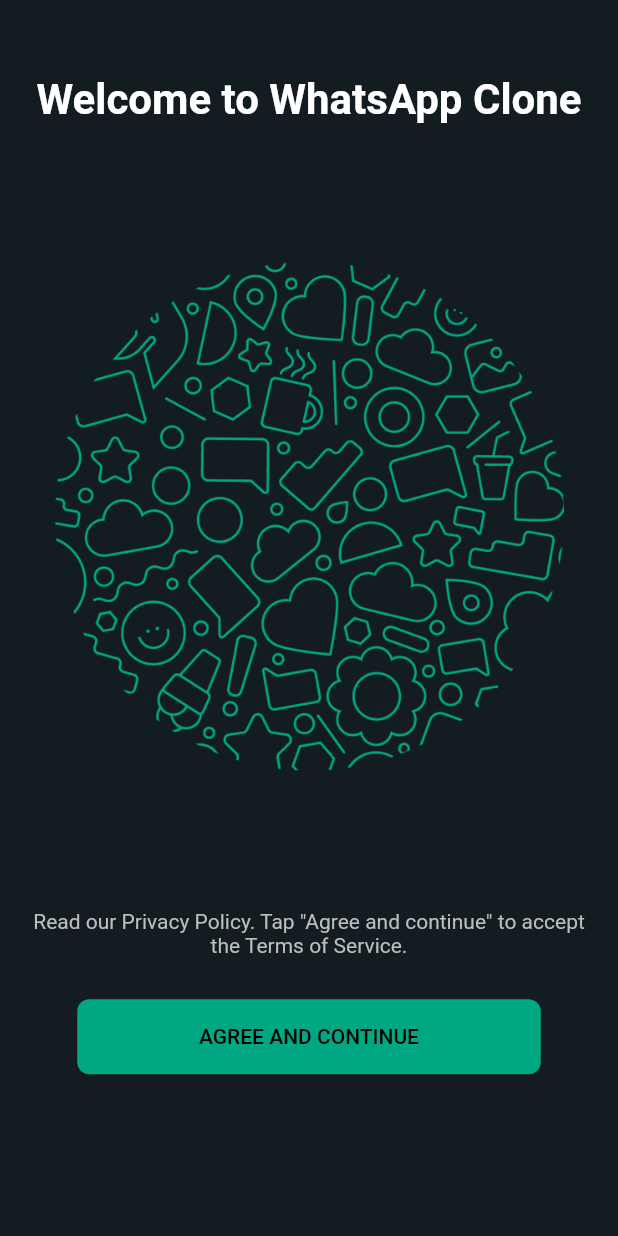
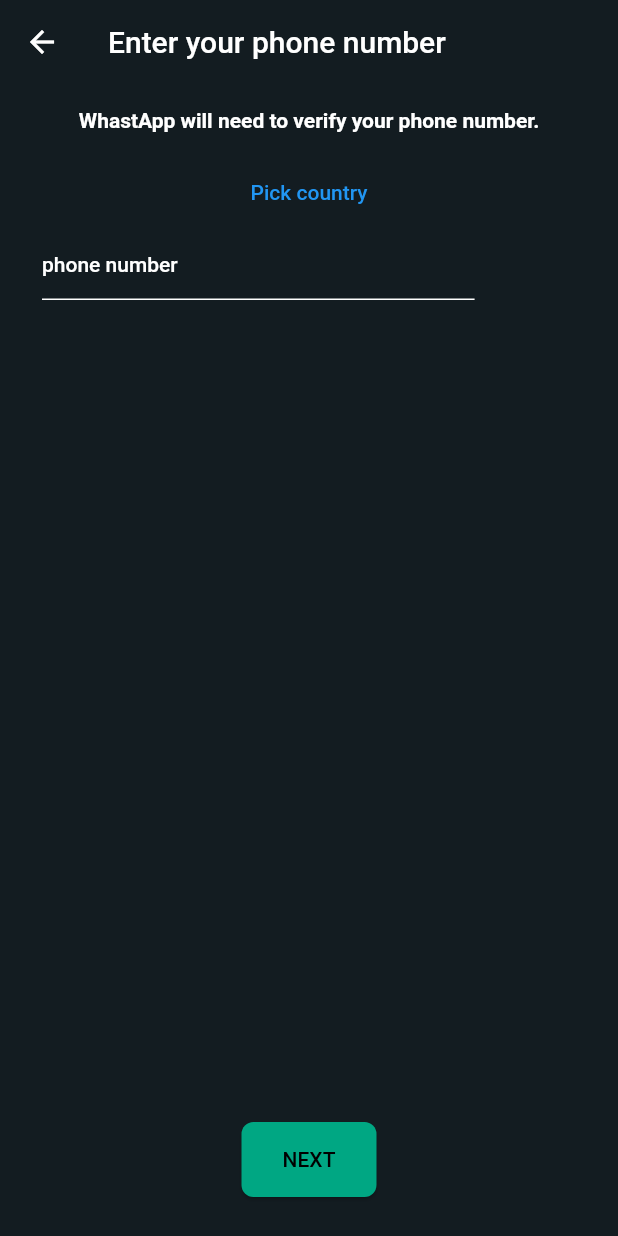
Before and after one commit to vyankatesh-nyati/whatsapp_clone_flutter, a Flutter app: the screen it shows after launch, after a tap on "AGREE AND CONTINUE", on a phone screen of 412 x 824 dp. Run offline on Flutter 3.47's test engine with Material 2 defaults, Android fonts, the light colour scheme and no system bars; our stand-ins replace country_picker; network calls fail.

Commit message:
login screen

```diff
--- a/lib/main.dart
+++ b/lib/main.dart
@@ -1,5 +1,6 @@
 import 'package:flutter/material.dart';
 import 'package:whatsapp_clone_flutter/config/colors.dart';
+import 'package:whatsapp_clone_flutter/router.dart';
 import 'package:whatsapp_clone_flutter/screens/app.dart';
 import 'package:whatsapp_clone_flutter/screens/welcome.dart';
 
@@ -18,7 +19,11 @@
       theme: ThemeData.dark().copyWith(
         useMaterial3: true,
         scaffoldBackgroundColor: backgroundColor,
+        appBarTheme: const AppBarTheme().copyWith(
+          color: appBarColor,
+        ),
       ),
+      onGenerateRoute: (settings) => generateRoute(settings),
       home: const WelcomeScreen(),
     );
   }
--- /dev/null
+++ b/lib/router.dart
@@ -0,0 +1,16 @@
+import 'package:flutter/material.dart';
+import 'package:whatsapp_clone_flutter/screens/login.dart';
+import 'package:whatsapp_clone_flutter/widgets/common/error.dart';
+
+Route<dynamic> generateRoute(RouteSettings settings) {
+  switch (settings.name) {
+    case LoginScreen.routeName:
+      return MaterialPageRoute(builder: (context) => const LoginScreen());
+    default:
+      return MaterialPageRoute(
+        builder: (context) => const Scaffold(
+          body: ErrorScreen(error: "Page doest not exists 404"),
+        ),
+      );
+  }
+}
--- /dev/null
+++ b/lib/screens/login.dart
@@ -0,0 +1,98 @@
+import 'package:country_picker/country_picker.dart';
+import 'package:flutter/material.dart';
+import 'package:whatsapp_clone_flutter/config/colors.dart';
+import 'package:whatsapp_clone_flutter/widgets/common/custom_button.dart';
+
+class LoginScreen extends StatefulWidget {
+  static const routeName = "/login";
+  const LoginScreen({super.key});
+
+  @override
+  State<LoginScreen> createState() => _LoginScreenState();
+}
+
+class _LoginScreenState extends State<LoginScreen> {
+  final TextEditingController phoneEditingController = TextEditingController();
+  Country? _country;
+
+  @override
+  void dispose() {
+    super.dispose();
+    phoneEditingController.dispose();
+  }
+
+  void countryPicker() {
+    showCountryPicker(
+      context: context,
+      showPhoneCode: true,
+      onSelect: (Country country) {
+        setState(() {
+          _country = country;
+        });
+      },
+    );
+  }
+
+  @override
+  Widget build(BuildContext context) {
+    return Scaffold(
+      appBar: AppBar(
+        title: const Text("Enter your phone number"),
+        backgroundColor: backgroundColor,
+        // centerTitle: true,
+      ),
+      body: Padding(
+        padding: const EdgeInsets.symmetric(
+          horizontal: 16,
+          vertical: 16,
+        ),
+        child: Column(
+          crossAxisAlignment: CrossAxisAlignment.center,
+          children: [
+            const Center(
+              child: Text(
+                "WhastApp will need to verify your phone number.",
+                textAlign: TextAlign.center,
+                style: TextStyle(
+                  fontWeight: FontWeight.w600,
+                ),
+              ),
+            ),
+            const SizedBox(height: 16),
+            Center(
+              child: TextButton(
+                onPressed: countryPicker,
+                child: const Text("Pick country"),
+              ),
+            ),
+            Row(
+              children: [
+                if (_country != null) Text("+${_country!.phoneCode}"),
+                const SizedBox(width: 12),
+                TextField(
+                  controller: phoneEditingController,
+                  keyboardType: TextInputType.number,
+                  decoration: InputDecoration(
+                    hintText: "phone number",
+                    constraints: BoxConstraints(
+                      maxWidth: MediaQuery.of(context).size.width * 0.7,
+                    ),
+                  ),
+                ),
+              ],
+            ),
+            const Spacer(),
+            SizedBox(
+              width: 90,
+              child: CustomButton(
+                onPressed: () {},
+                buttonText: "NEXT",
+              ),
+            ),
+            const SizedBox(height: 10)
+          ],
+        ),
+      ),
+    );
+  }
+}
--- a/lib/screens/welcome.dart
+++ b/lib/screens/welcome.dart
@@ -1,5 +1,6 @@
 import 'package:flutter/material.dart';
 import 'package:whatsapp_clone_flutter/config/colors.dart';
+import 'package:whatsapp_clone_flutter/screens/login.dart';
 import 'package:whatsapp_clone_flutter/widgets/common/custom_button.dart';
 
 class WelcomeScreen extends StatelessWidget {
@@ -46,7 +47,9 @@
             SizedBox(
               width: size.width * 0.75,
               child: CustomButton(
-                onPressed: () {},
+                onPressed: () {
+                  Navigator.of(context).pushNamed(LoginScreen.routeName);
+                },
                 buttonText: "AGREE AND CONTINUE",
               ),
             )
--- /dev/null
+++ b/lib/widgets/common/error.dart
@@ -0,0 +1,13 @@
+import 'package:flutter/material.dart';
+
+class ErrorScreen extends StatelessWidget {
+  const ErrorScreen({super.key, required this.error});
+  final String error;
+
+  @override
+  Widget build(BuildContext context) {
+    return Center(
+      child: Text(error),
+    );
+  }
+}
--- a/pubspec.yaml
+++ b/pubspec.yaml
@@ -35,6 +35,7 @@
   # The following adds the Cupertino Icons font to your application.
   # Use with the CupertinoIcons class for iOS style icons.
   cupertino_icons: ^1.0.2
+  country_picker: ^2.0.20
 
 dev_dependencies:
   flutter_test:
```
Also changed, not shown: pubspec.lock.
